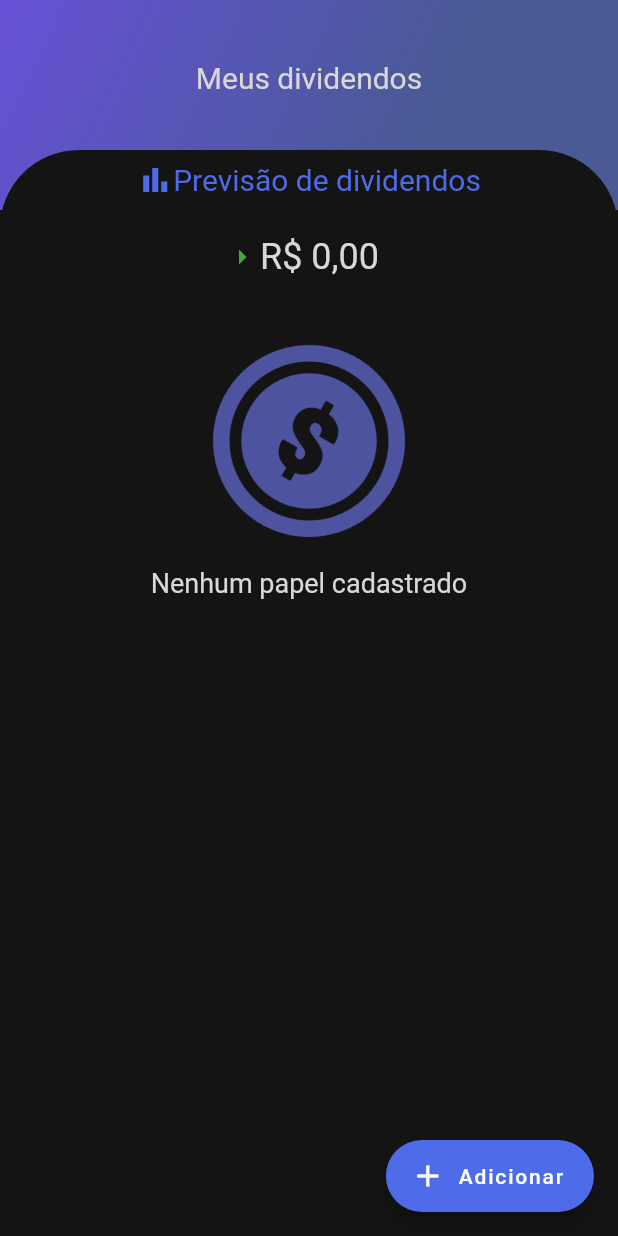
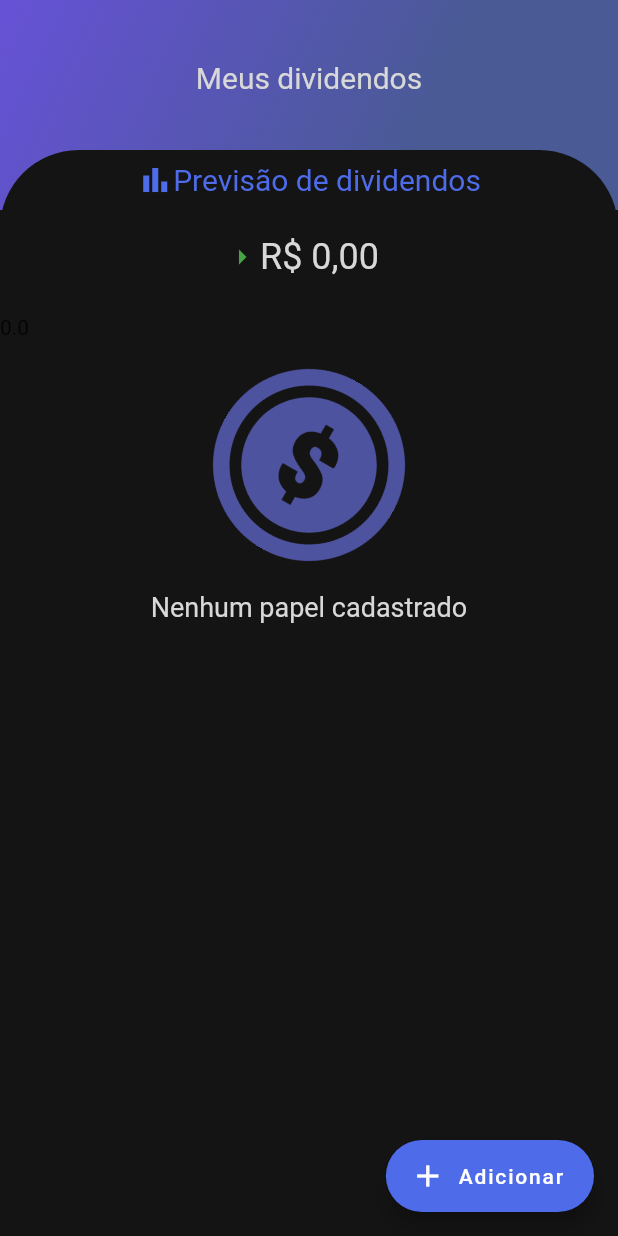
Before and after one commit to VictorMagosso/DividendMine, a Flutter app: the screen it shows after launch, on a phone screen of 412 x 824 dp. Run offline on Flutter 3.47's test engine with Material 2 defaults, Android fonts, the phone set to English and light mode, and no system bars; our stand-ins replace flutter_masked_text, google_fonts, sqflite; accounts and stored records are empty.

Commit message:
add dos notifiers

```diff
--- a/lib/controller/stock_controller.dart
+++ b/lib/controller/stock_controller.dart
@@ -1,11 +1,28 @@
 import 'dart:async';
 import 'package:DividendMine/model/stock.dart';
-import 'package:flutter_state_notifier/flutter_state_notifier.dart';
-import 'package:state_notifier/state_notifier.dart';
+import 'package:flutter/foundation.dart';
 import '../db/db_helper.dart';
 
-class StockController {
+class StockController with ChangeNotifier {
   static DatabaseHelper db = DatabaseHelper();
+
+  final ValueNotifier<double> _totalDividend = ValueNotifier<double>(0);
+  ValueNotifier<double> get totalDividend => _totalDividend;
+  set totalDividend(value) {
+    totalDividend.value = value;
+    notifyListeners();
+  }
+
+  final ValueNotifier<List<dynamic>> _dividendByInterval = ValueNotifier([]);
+
+  ValueNotifier<List<dynamic>> get dividendByInterval => _dividendByInterval;
+  set dividendByInterval(value) {
+    dividendByInterval.value = value;
+    notifyListeners();
+  }
+
+  final ValueNotifier<List<Stock>> _allStocks = ValueNotifier([]);
+  ValueNotifier<List<Stock>> get allStocks => _allStocks;
 
   Future<bool> persistStock(Stock stock) async {
     if (await db.persist(stock) == 0) {
@@ -18,7 +35,8 @@ class StockController {
     return await db.delete(id);
   }
 
-  FutureOr<void> updateStock(Stock stock) async {
+  FutureOr<void> updateStock(int id, Stock stock) async {
+    stock.id = id;
     await db.update(stock);
   }
 
@@ -44,6 +62,66 @@ class StockController {
     if (allDividends.length == 0) {
       return 0;
     }
-    return allDividends.reduce((a, b) => a + b);
+    totalDividend.value = allDividends.reduce((a, b) => a + b);
+    return totalDividend.value;
+  }
+
+  FutureOr<List<dynamic>> sumAllDividendByMonth() async {
+    var begin = [1, 2, 3, 4, 5, 6, 7, 8, 9];
+    var firstQuarter = [10, 11, 12, 13, 14, 15, 16, 17, 18];
+    var lastQuarter = [19, 20, 21, 22, 23, 24, 25];
+    var end = [26, 27, 28, 29, 30, 31];
+
+    var stocks = await getAllStocks();
+
+    var objList = [];
+
+    var beginAux = [];
+    var firstQuarterAux = [];
+    var lastQuarterAux = [];
+    var endAux = [];
+
+    if (stocks.length > 0) {
+      for (var s in stocks) {
+        if (begin.contains(s.dateReceiving)) {
+          beginAux.add(s.quantity * s.valuePerStock);
+        }
+
+        if (firstQuarter.contains(s.dateReceiving)) {
+          firstQuarterAux.add(s.quantity * s.valuePerStock);
+        }
+
+        if (lastQuarter.contains(s.dateReceiving)) {
+          lastQuarterAux.add(s.quantity * s.valuePerStock);
+        }
+
+        if (end.contains(s.dateReceiving)) {
+          endAux.add(s.quantity * s.valuePerStock);
+        }
+      }
+    }
+    var tempObj = {};
+
+    beginAux.length > 0
+        ? tempObj['begin'] = beginAux.reduce((a, b) => a + b)
+        : tempObj['begin'] = 0.0;
+
+    firstQuarterAux.length > 0
+        ? tempObj['firstQuarter'] = firstQuarterAux.reduce((a, b) => a + b)
+        : tempObj['firstQuarter'] = 0.0;
+
+    lastQuarterAux.length > 0
+        ? tempObj['lastQuarter'] = lastQuarterAux.reduce((a, b) => a + b)
+        : tempObj['lastQuarter'] = 0.0;
+
+    endAux.length > 0
+        ? tempObj['end'] = endAux.reduce((a, b) => a + b)
+        : tempObj['end'] = 0.0;
+
+    objList.add(tempObj);
+
+    dividendByInterval.value = objList;
+
+    return dividendByInterval.value;
   }
 }
--- a/lib/core/app_images.dart
+++ b/lib/core/app_images.dart
@@ -2,4 +2,7 @@ class AppImages {
   static String get logo => "assets/logo.png";
   static String get noStocks => "assets/revenue.png";
   static String get noMoney => "assets/money.png";
+  static String get logoanim => "assets/logoanim.png";
+  static String get logoanim2 => "assets/logoanim_alt.png";
+  static String get logostatic => "assets/logostatic.png";
 }
--- a/lib/db/db_helper.dart
+++ b/lib/db/db_helper.dart
@@ -14,6 +14,7 @@ class DatabaseHelper {
   String quantity = 'quantity';
   String valuePerStock = 'valuePerStock';
   String stockCode = 'stockCode';
+  String dateReceiving = 'dateReceiving';
 
   // ignore: unused_element
 
@@ -34,7 +35,7 @@ class DatabaseHelper {
   FutureOr<void> _createDb(Database db, int version) async {
     await db.execute(
         'CREATE TABLE $tableName ($id INTEGER PRIMARY KEY AUTOINCREMENT, $stockCode TEXT,' +
-            '$quantity INTEGER, $valuePerStock DOUBLE)');
+            '$quantity INTEGER, $valuePerStock DOUBLE, $dateReceiving INTEGER)');
   }
 
   FutureOr<int> persist(Stock stock) async {
@@ -60,14 +61,14 @@ class DatabaseHelper {
     return Stock.fromMap(res.first);
   }
 
-  FutureOr<String> update(Stock stock) async {
+  FutureOr<bool> update(Stock stock) async {
     Database db = await this.database;
     try {
       await db.update(tableName, stock.toMap(),
           where: '$id = ?', whereArgs: [stock.id]);
-      return 'O item ${stock.stockCode.toUpperCase()} foi atuallizado!';
+      return true;
     } catch (e) {
-      return 'Não foi possível deletar.';
+      return false;
     }
   }
 
--- a/lib/model/stock.dart
+++ b/lib/model/stock.dart
@@ -3,16 +3,18 @@ class Stock {
   int quantity = 0;
   double valuePerStock = 0.0;
   String stockCode = '';
+  int dateReceiving = 0;
 
   ///constructor com parametros nomeados para setar a obrigatoriedade de cada um
-  Stock(this.quantity, this.valuePerStock, this.stockCode);
+  Stock(this.quantity, this.valuePerStock, this.stockCode, this.dateReceiving);
 
   Map<String, dynamic> toMap() {
     var map = <String, dynamic>{
       'id': id,
       'quantity': quantity,
       'valuePerStock': valuePerStock,
-      'stockCode': stockCode
+      'stockCode': stockCode,
+      'dateReceiving': dateReceiving
     };
     return map;
   }
@@ -22,10 +24,11 @@ class Stock {
     quantity = map['quantity'];
     valuePerStock = map['valuePerStock'];
     stockCode = map['stockCode'];
+    dateReceiving = map['dateReceiving'];
   }
 
   @override
   String toString() {
-    return "Stock => (id: $id, quantity: $quantity, valuePerStock: $valuePerStock, stockCode: $stockCode)";
+    return "Stock => (id: $id, quantity: $quantity, valuePerStock: $valuePerStock, stockCode: $stockCode, date: $dateReceiving)";
   }
 }
--- a/lib/pages/home_page.dart
+++ b/lib/pages/home_page.dart
@@ -1,3 +1,6 @@
+import 'dart:async';
+
+import 'package:DividendMine/controller/stock_controller.dart';
 import 'package:DividendMine/home/widgets/app_bar/app_bar_widget.dart';
 import 'package:DividendMine/home/widgets/stock_cards/stock_cards.dart';
 import 'package:DividendMine/pages/add_stock_page.dart';
@@ -15,13 +18,38 @@ class _HomePageState extends State<HomePage> {
   String _labelFab = 'Adicionar';
   Color _fabBgColor = AppColors.secondary;
   Icon _icon = Icon(Icons.add);
+  var stockController = StockController();
+  var dividends = [];
+
+  @override
+  void initState() {
+    _dividendsByInterval();
+    super.initState();
+    stockController.dividendByInterval.addListener(() {
+      setState(() {});
+    });
+  }
+
+  Future<void> _dividendsByInterval() async {
+    dividends = await stockController.sumAllDividendByMonth();
+  }
 
   @override
   Widget build(BuildContext context) {
     return Scaffold(
         appBar: AppBarWidget(),
         body: Column(
-          children: [StockCardWidget()],
+          children: [
+            Row(
+              children: [
+                Text(stockController.dividendByInterval.value.isNotEmpty
+                    ? stockController.dividendByInterval.value[0]['begin']
+                        .toString()
+                    : 'bbb')
+              ],
+            ),
+            StockCardWidget(),
+          ],
         ),
         backgroundColor: AppColors.primaryLight,
         floatingActionButton: FloatingActionButton.extended(
```
Also changed, not shown: lib/anim/logo_anim.dart (added, +52 -0 lines), lib/home/widgets/stock_cards/stock_cards.dart (+108 -12 lines), lib/pages/add_stock_page.dart (+4 -3 lines), lib/shared/shared_methods.dart (added, +23 -0 lines), lib/splash/splash_page.dart (+10 -23 lines), assets/logoanim.png (added), assets/logoanimm.png (added), assets/logostatic.png (added).
